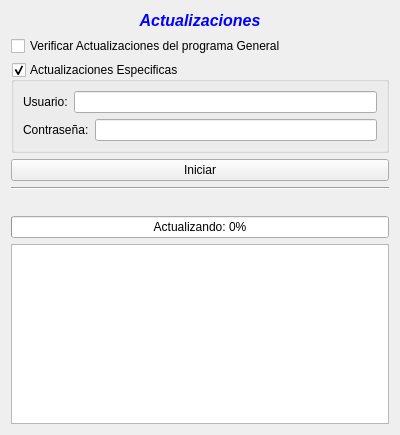
This is trunk/plugins/actualizacion/FormActualizacionBase.ui in chungote/gestotux as Qt 5 draws it before an edit. The edited form follows.
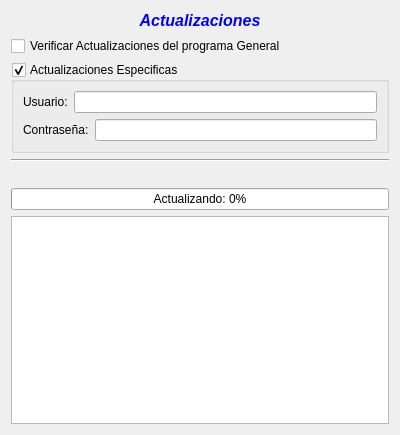
This is the edited form.

What changed in the file:
```diff
--- a/trunk/plugins/actualizacion/FormActualizacionBase.ui
+++ b/trunk/plugins/actualizacion/FormActualizacionBase.ui
@@ -73,13 +73,6 @@
      </layout>
     </widget>
    </item>
-   <item>
-    <widget class="QPushButton" name="PBAccion" >
-     <property name="text" >
-      <string>Iniciar</string>
-     </property>
-    </widget>
-   </item>
    <item>
     <widget class="Line" name="line" >
      <property name="orientation" >
```
